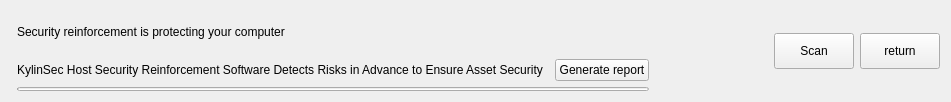
Old version of the form plugins/gui/br/progress.ui in the repository openeuler-mirror/ks-ssr.
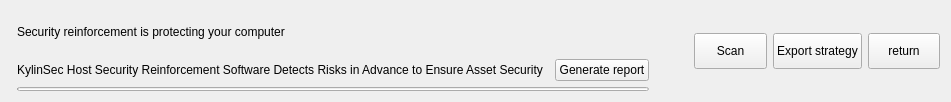
New version of the form. Custom widgets are drawn as their Qt base class.

```diff
--- a/plugins/gui/br/progress.ui
+++ b/plugins/gui/br/progress.ui
@@ -106,6 +106,25 @@
      </property>
     </widget>
    </item>
+   <item>
+    <widget class="QPushButton" name="m_exportStrategy">
+     <property name="minimumSize">
+      <size>
+       <width>0</width>
+       <height>36</height>
+      </size>
+     </property>
+     <property name="maximumSize">
+      <size>
+       <width>16777215</width>
+       <height>36</height>
+      </size>
+     </property>
+     <property name="text">
+      <string>Export strategy</string>
+     </property>
+    </widget>
+   </item>
    <item>
     <widget class="QPushButton" name="m_return">
      <property name="minimumSize">
```
